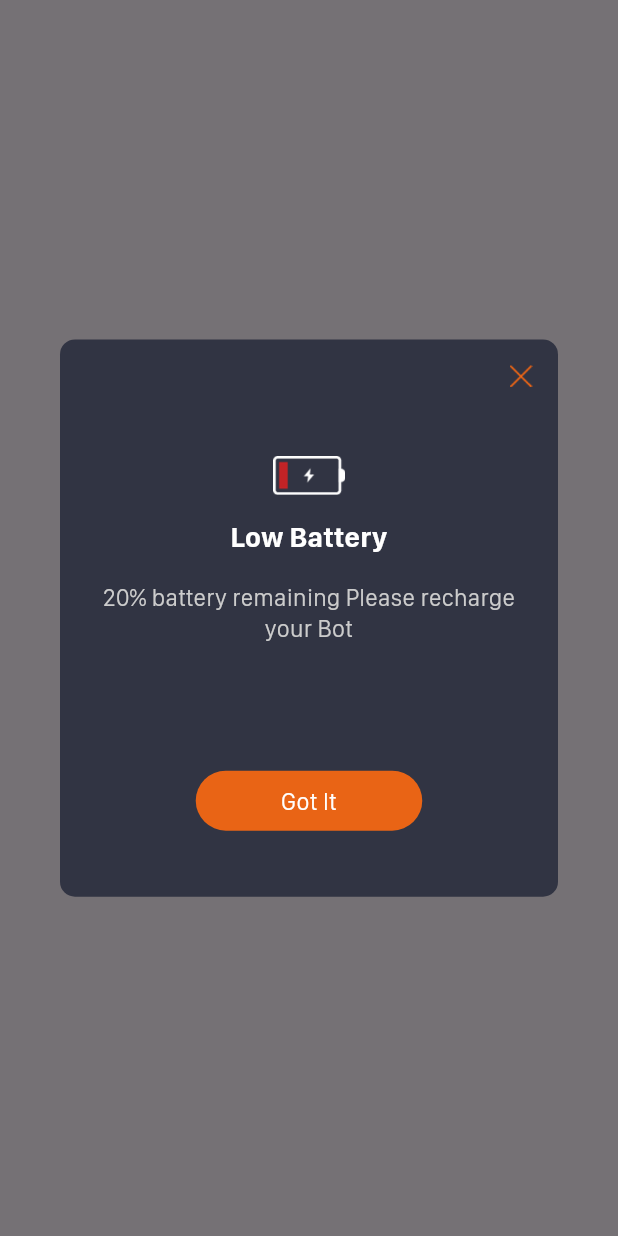
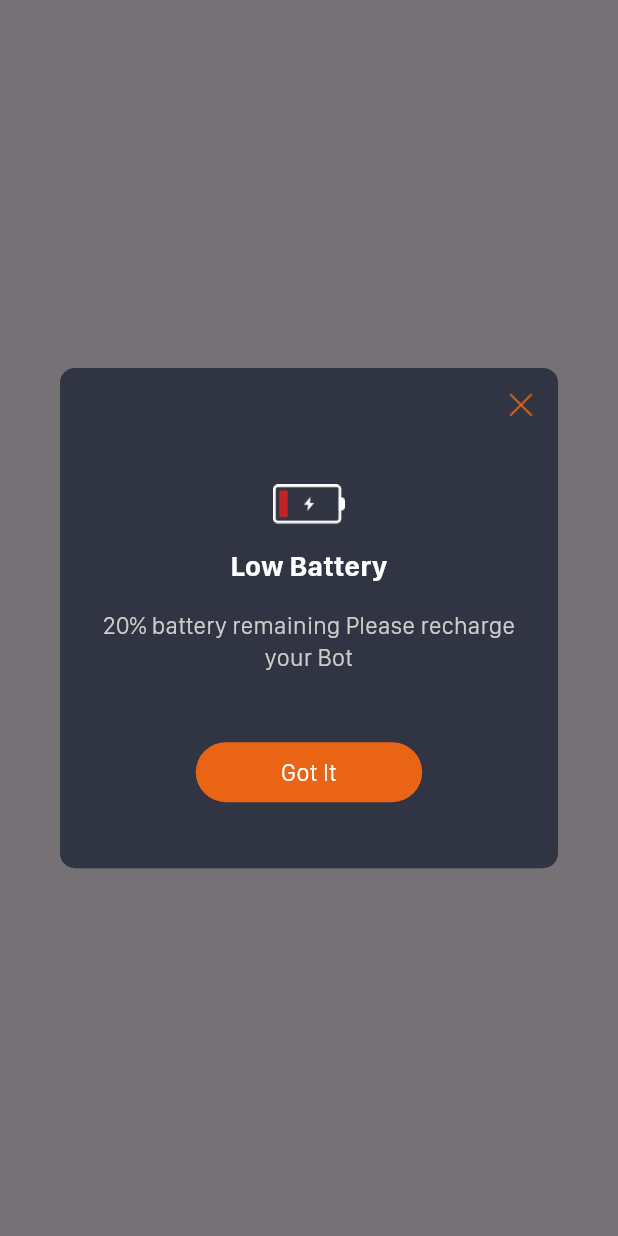
Before and after one commit to TengTeNJ/simplerobot, a Flutter app: what robotLowBatteryDialog() shows on an empty page, opened directly with empty values, on a phone screen of 412 x 824 dp. Run offline on Flutter 3.47's test engine with Material 3 defaults, Android fonts, the phone set to English and light mode, and no system bars; our stand-ins replace convex_bottom_bar, dotted_border, flutter_easyloading, permission_handler, shared_preferences, sqflite and 2 more; missing offline and left inert: flutter_cupertino_datetime_picker, flutter_reactive_ble, network_info_plus, shopify_flutter; accounts and stored records are empty.

Commit message:
弹窗
弹窗调整

```diff
--- a/lib/utils/dialog.dart
+++ b/lib/utils/dialog.dart
@@ -73,7 +73,8 @@ class TTDialog {
 
   }
   // 低电量提醒
-  static robotLowBatteryDialog(BuildContext context,Function exchange) {
+  static robotLowBatteryDialog(BuildContext context,Function exchange,{
+    int currentBattery = 20}) {
     showDialog(
         context: context,
         builder: (BuildContext context) {
@@ -86,7 +87,7 @@ class TTDialog {
                 color: Constants.dialogBgColor,
                 borderRadius: BorderRadius.circular(10.0),
               ),
-              child:RobotLowBatteryDialog(exchange: exchange, title: 'Low Battery',descTitle: '20% battery remaining Please recharge your Bot',imgName: 'images/base/low_battery.png',),
+              child:RobotLowBatteryDialog(exchange: exchange, title: 'Low Battery',descTitle: '${currentBattery}% battery remaining Please recharge your Bot',imgName: 'images/base/low_battery.png',),
             ),
           );
         }
@@ -95,6 +96,7 @@ class TTDialog {
   // 蓝牙断链提醒
   static robotBleDisconnectDialog(BuildContext context,Function exchange) {
     showDialog(
+        barrierDismissible: false,
         context: context,
         builder: (BuildContext context) {
           return Dialog(
@@ -158,6 +160,8 @@ class TTDialog {
   // 结束任务提醒
   static robotEndTask(BuildContext context,Function exchange) {
     showDialog(
+        barrierDismissible: false,
+
         context: context,
         builder: (BuildContext context) {
           return Dialog(
@@ -169,7 +173,7 @@ class TTDialog {
                 color: Constants.dialogBgColor,
                 borderRadius: BorderRadius.circular(10.0),
               ),
-              child:RobotLowBatteryDialog(exchange: exchange, title: 'Exit',descTitle: 'Seekerbot will stop working',imgName: 'images/base/robot_back.png',),
+              child:RobotLowBatteryDialog(exchange: exchange, title: 'Finish',descTitle: 'Seekerbot will stop working',imgName: 'images/base/robot_end_task.png',),
             ),
           );
         }
@@ -677,7 +681,6 @@ class RobotModelAlertDialog extends StatelessWidget {
           SizedBox(
             height: 27,
           ),
-
           Constants.boldWhiteTextWidget('Training Mode', 20),
 
           SizedBox(
@@ -761,7 +764,7 @@ class RobotLowBatteryDialog extends StatelessWidget {
         children: [
           Row(
             mainAxisAlignment: MainAxisAlignment.end,
-            children: [CancelButton()],
+            children: title == 'Bluetooth Disconnected' ? [Container()] : [CancelButton()],
           ),
 
           SizedBox(
@@ -784,7 +787,7 @@ class RobotLowBatteryDialog extends StatelessWidget {
           Constants.regularWhiteTextWidget('${this.descTitle}', 16,Constants.connectTextColor,height: 1.3),
 
           SizedBox(
-            height: 84,
+            height: 46,
           ),
           Padding(padding: EdgeInsets.only(left: 24,right: 24),child: BaseButton(
               borderRadius: BorderRadius.circular(20),
```
Also changed, not shown: lib/utils/data_base.dart (+24 -0 lines), images/profile/setting_arrow.png (added).
